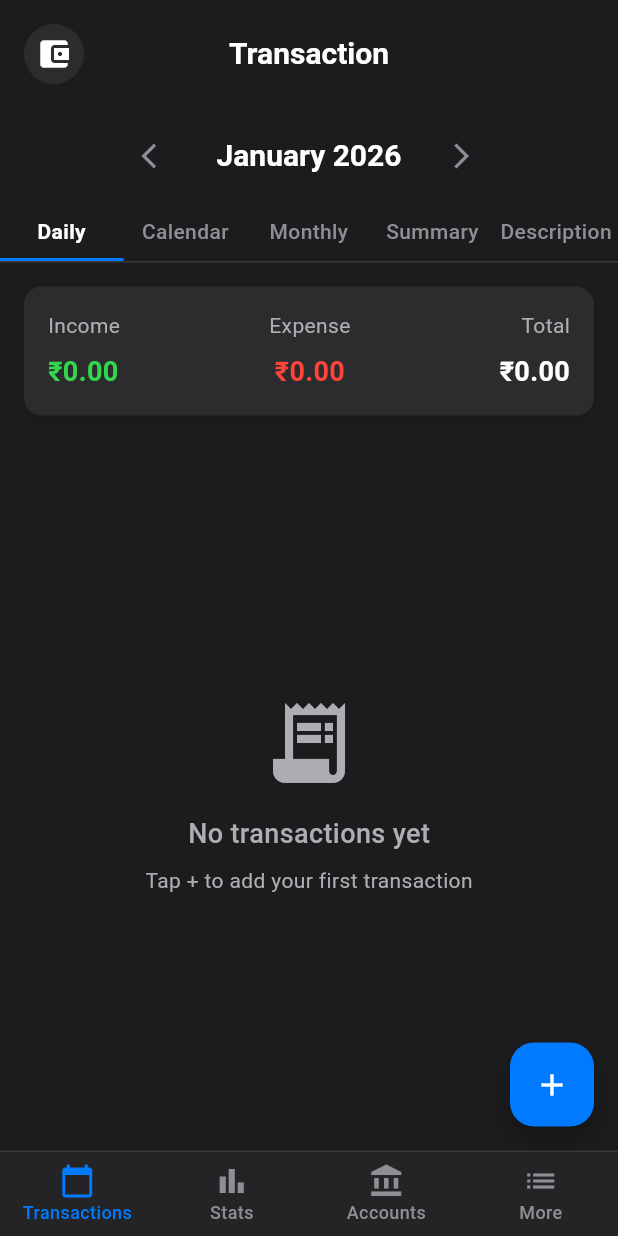
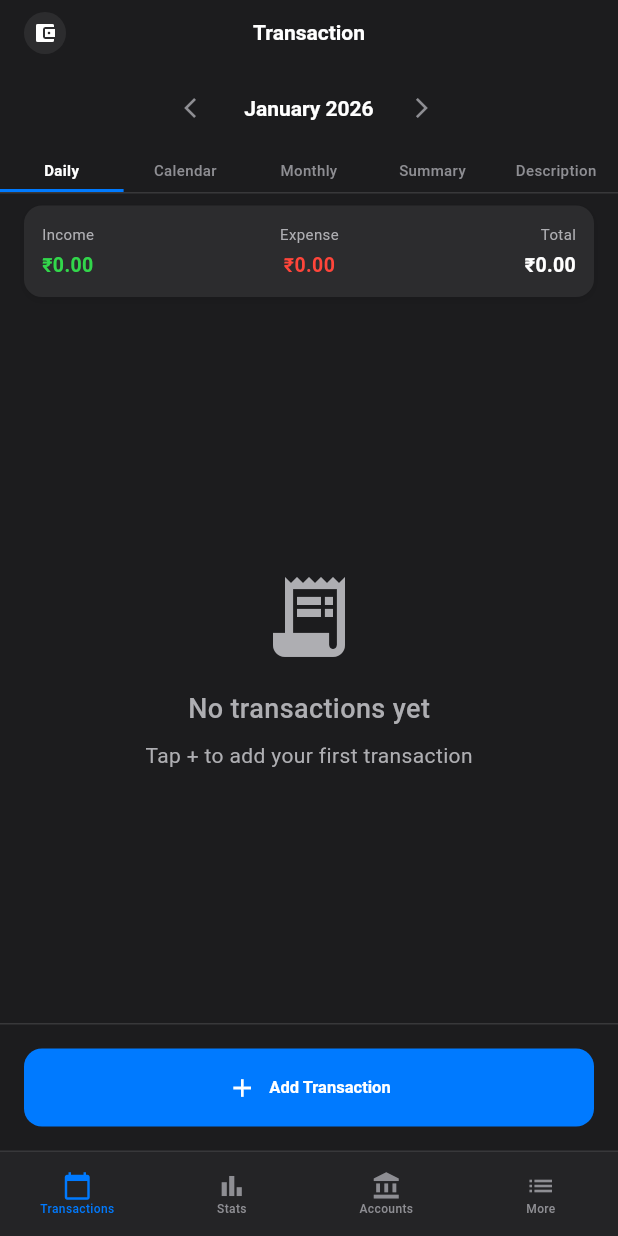
Before and after one commit to bmanojprabhakar/expense-nest, a Flutter app: the screen it shows after launch, on a phone screen of 412 x 824 dp. Run offline on Flutter 3.47's test engine with Material 3 defaults, Android fonts, the phone set to English and light mode, and no system bars; our stand-ins replace fl_chart, flutter_riverpod, local_auth, share_plus, sqflite; accounts and stored records are empty; Roboto replaces fonts that are missing (SplineSans).

Commit message:
UI refinement and app icon update
- Adjusted font and icon sizes across the app for better visual balance
- Updated app launcher icons for Android and iOS
- Refined iOS project settings and dependencies
- Cleaned up pubspec.yaml and removed shared_preferences

```diff
--- a/lib/ui/screens/accounts_screen.dart
+++ b/lib/ui/screens/accounts_screen.dart
@@ -110,7 +110,7 @@ class AccountsScreen extends ConsumerWidget {
           Text(
             'Accounts',
             style: Theme.of(context).textTheme.titleLarge?.copyWith(
-              fontSize: 20,
+              fontSize: 14,
               fontWeight: FontWeight.w600,
             ),
           ),
--- a/lib/ui/screens/main_screen.dart
+++ b/lib/ui/screens/main_screen.dart
@@ -46,23 +46,23 @@ class MainScreen extends ConsumerWidget {
           },
           items: const [
             BottomNavigationBarItem(
-              icon: Icon(Icons.calendar_today, size: 24),
-              activeIcon: Icon(Icons.calendar_today, size: 24),
+              icon: Icon(Icons.calendar_today, size: 20),
+              activeIcon: Icon(Icons.calendar_today, size: 20),
               label: 'Transactions',
             ),
             BottomNavigationBarItem(
-              icon: Icon(Icons.bar_chart, size: 24),
-              activeIcon: Icon(Icons.bar_chart, size: 24),
+              icon: Icon(Icons.bar_chart, size: 20),
+              activeIcon: Icon(Icons.bar_chart, size: 20),
               label: 'Stats',
             ),
             BottomNavigationBarItem(
-              icon: Icon(Icons.account_balance, size: 24),
-              activeIcon: Icon(Icons.account_balance, size: 24),
+              icon: Icon(Icons.account_balance, size: 20),
+              activeIcon: Icon(Icons.account_balance, size: 20),
               label: 'Accounts',
             ),
             BottomNavigationBarItem(
-              icon: Icon(Icons.list, size: 24),
-              activeIcon: Icon(Icons.list, size: 24),
+              icon: Icon(Icons.list, size: 20),
+              activeIcon: Icon(Icons.list, size: 20),
               label: 'More',
             ),
           ],
--- a/lib/ui/screens/transactions_screen.dart
+++ b/lib/ui/screens/transactions_screen.dart
@@ -22,7 +22,9 @@ class TransactionsScreen extends ConsumerWidget {
 
     return Scaffold(
       backgroundColor: AppTheme.primaryBackground,
-      body: SafeArea(
+      body: Stack(
+        children: [
+          SafeArea(
             child: Column(
               children: [
                 // Header with account icon and title
@@ -46,30 +48,25 @@ class TransactionsScreen extends ConsumerWidget {
 
                 // Content area (Calendar or List view based on selected tab)
                 Expanded(
+                  child: Padding(
+                    padding: const EdgeInsets.only(bottom: 80), // Space for fixed button
                     child: selectedTab == 'Calendar'
                         ? _buildCalendarView()
                         : _buildListView(summaryAsync, transactionsAsync),
                   ),
+                ),
               ],
             ),
           ),
-      // Floating Action Button for adding transactions
-      floatingActionButton: FloatingActionButton(
-        onPressed: () {
-          Navigator.of(context).push(
-            MaterialPageRoute(
-              builder: (context) => const AddTransactionScreen(),
+
+          // Fixed Add Transaction button at bottom
+          Positioned(
+            left: 0,
+            right: 0,
+            bottom: 0,
+            child: _buildAddTransactionButton(context, ref),
           ),
-          ).then((result) {
-            // Refresh data if transaction was saved successfully
-            if (result == true) {
-              ref.invalidate(monthlyTransactionsProvider);
-              ref.invalidate(monthlySummaryProvider);
-            }
-          });
-        },
-        backgroundColor: AppTheme.activeTabColor,
-        child: const Icon(Icons.add, color: AppTheme.textPrimary),
+        ],
       ),
     );
   }
@@ -240,14 +237,14 @@ class TransactionsScreen extends ConsumerWidget {
 
   Widget _buildHeader(BuildContext context) {
     return Padding(
-      padding: const EdgeInsets.all(16.0),
+      padding: const EdgeInsets.symmetric(horizontal: 16.0, vertical: 8.0),
       child: Row(
         mainAxisAlignment: MainAxisAlignment.spaceBetween,
         children: [
           // Account/Wallet icon
           Container(
-            width: 40,
-            height: 40,
+            width: 28,
+            height: 28,
             decoration: const BoxDecoration(
               color: AppTheme.cardBackground,
               shape: BoxShape.circle,
@@ -255,7 +252,7 @@ class TransactionsScreen extends ConsumerWidget {
             child: const Icon(
               Icons.account_balance_wallet,
               color: AppTheme.textPrimary,
-              size: 24,
+              size: 16,
             ),
           ),
 
@@ -266,9 +263,65 @@ class TransactionsScreen extends ConsumerWidget {
           ),
 
           // Spacer for symmetry
-          const SizedBox(width: 40),
+          const SizedBox(width: 28),
         ],
       ),
     );
   }
+
+  Widget _buildAddTransactionButton(BuildContext context, WidgetRef ref) {
+    return Container(
+      decoration: const BoxDecoration(
+        color: AppTheme.primaryBackground,
+        border: Border(
+          top: BorderSide(color: AppTheme.dividerColor, width: 1),
+        ),
+      ),
+      child: SafeArea(
+        child: Padding(
+          padding: const EdgeInsets.all(16),
+          child: SizedBox(
+            width: double.infinity,
+            child: ElevatedButton(
+              onPressed: () {
+                Navigator.of(context).push(
+                  MaterialPageRoute(
+                    builder: (context) => const AddTransactionScreen(),
+                  ),
+                ).then((result) {
+                  // Refresh data if transaction was saved successfully
+                  if (result == true) {
+                    ref.invalidate(monthlyTransactionsProvider);
+                    ref.invalidate(monthlySummaryProvider);
                   }
+                });
+              },
+              style: ElevatedButton.styleFrom(
+                backgroundColor: AppTheme.activeTabColor,
+                padding: const EdgeInsets.symmetric(vertical: 16),
+                shape: RoundedRectangleBorder(
+                  borderRadius: AppTheme.buttonBorderRadius,
+                ),
+              ),
+              child: const Row(
+                mainAxisAlignment: MainAxisAlignment.center,
+                children: [
+                  Icon(Icons.add, color: AppTheme.textPrimary, size: 20),
+                  SizedBox(width: 8),
+                  Text(
+                    'Add Transaction',
+                    style: TextStyle(
+                      color: AppTheme.textPrimary,
+                      fontSize: 11,
+                      fontWeight: FontWeight.w600,
+                    ),
+                  ),
+                ],
+              ),
+            ),
+          ),
+        ),
+      ),
+    );
+  }
+}
--- a/lib/ui/theme/app_theme.dart
+++ b/lib/ui/theme/app_theme.dart
@@ -44,7 +44,7 @@ class AppTheme {
         centerTitle: true,
         titleTextStyle: TextStyle(
           color: textPrimary,
-          fontSize: 20,
+          fontSize: 14,
           fontWeight: FontWeight.bold,
           fontFamily: 'SplineSans',
         ),
@@ -58,12 +58,12 @@ class AppTheme {
         type: BottomNavigationBarType.fixed,
         elevation: 0,
         selectedLabelStyle: TextStyle(
-          fontSize: 12,
+          fontSize: 8,
           fontWeight: FontWeight.w500,
           fontFamily: 'SplineSans',
         ),
         unselectedLabelStyle: TextStyle(
-          fontSize: 12,
+          fontSize: 8,
           fontWeight: FontWeight.w500,
           fontFamily: 'SplineSans',
         ),
@@ -83,73 +83,73 @@ class AppTheme {
       textTheme: const TextTheme(
         headlineLarge: TextStyle(
           color: textPrimary,
-          fontSize: 32,
+          fontSize: 22,
           fontWeight: FontWeight.bold,
           fontFamily: 'SplineSans',
         ),
         headlineMedium: TextStyle(
           color: textPrimary,
-          fontSize: 24,
+          fontSize: 17,
           fontWeight: FontWeight.bold,
           fontFamily: 'SplineSans',
         ),
         headlineSmall: TextStyle(
           color: textPrimary,
-          fontSize: 20,
+          fontSize: 14,
           fontWeight: FontWeight.bold,
           fontFamily: 'SplineSans',
         ),
         titleLarge: TextStyle(
           color: textPrimary,
-          fontSize: 18,
+          fontSize: 13,
           fontWeight: FontWeight.w600,
           fontFamily: 'SplineSans',
         ),
         titleMedium: TextStyle(
           color: textPrimary,
-          fontSize: 16,
+          fontSize: 11,
           fontWeight: FontWeight.w500,
           fontFamily: 'SplineSans',
         ),
         titleSmall: TextStyle(
           color: textSecondary,
-          fontSize: 14,
+          fontSize: 10,
           fontWeight: FontWeight.w500,
           fontFamily: 'SplineSans',
         ),
         bodyLarge: TextStyle(
           color: textPrimary,
-          fontSize: 16,
+          fontSize: 11,
           fontWeight: FontWeight.normal,
           fontFamily: 'SplineSans',
         ),
         bodyMedium: TextStyle(
           color: textPrimary,
-          fontSize: 14,
+          fontSize: 10,
           fontWeight: FontWeight.normal,
           fontFamily: 'SplineSans',
         ),
         bodySmall: TextStyle(
           color: textSecondary,
-          fontSize: 12,
+          fontSize: 8,
           fontWeight: FontWeight.normal,
           fontFamily: 'SplineSans',
         ),
         labelLarge: TextStyle(
           color: textPrimary,
-          fontSize: 14,
+          fontSize: 10,
           fontWeight: FontWeight.w500,
           fontFamily: 'SplineSans',
         ),
         labelMedium: TextStyle(
           color: textSecondary,
-          fontSize: 12,
+          fontSize: 8,
           fontWeight: FontWeight.w500,
           fontFamily: 'SplineSans',
         ),
         labelSmall: TextStyle(
           color: textTertiary,
-          fontSize: 11,
+          fontSize: 8,
           fontWeight: FontWeight.w500,
           fontFamily: 'SplineSans',
         ),
@@ -185,7 +185,7 @@ class AppTheme {
             borderRadius: BorderRadius.circular(12),
           ),
           textStyle: const TextStyle(
-            fontSize: 16,
+            fontSize: 11,
             fontWeight: FontWeight.w600,
             fontFamily: 'SplineSans',
           ),
@@ -200,12 +200,12 @@ class AppTheme {
           borderSide: BorderSide(color: activeTabColor, width: 2),
         ),
         labelStyle: TextStyle(
-          fontSize: 14,
+          fontSize: 10,
           fontWeight: FontWeight.w600,
           fontFamily: 'SplineSans',
         ),
         unselectedLabelStyle: TextStyle(
-          fontSize: 14,
+          fontSize: 10,
           fontWeight: FontWeight.w500,
           fontFamily: 'SplineSans',
         ),
--- a/lib/ui/widgets/daily_transaction_group.dart
+++ b/lib/ui/widgets/daily_transaction_group.dart
@@ -39,7 +39,7 @@ class DailyTransactionGroup extends StatelessWidget {
                     date.day.toString(),
                     style: const TextStyle(
                       color: AppTheme.textPrimary,
-                      fontSize: 18,
+                      fontSize: 13,
                       fontWeight: FontWeight.bold,
                     ),
                   ),
@@ -48,7 +48,7 @@ class DailyTransactionGroup extends StatelessWidget {
                     dayName,
                     style: const TextStyle(
                       color: AppTheme.textSecondary,
-                      fontSize: 14,
+                      fontSize: 10,
                     ),
                   ),
                 ],
@@ -228,7 +228,7 @@ class _TransactionCard extends ConsumerWidget {
                       transaction.account?.name ?? 'Unknown Account',
                       style: const TextStyle(
                         color: AppTheme.textSecondary,
-                        fontSize: 14,
+                        fontSize: 10,
                       ),
                     ),
                   ],
--- a/lib/ui/widgets/month_navigation.dart
+++ b/lib/ui/widgets/month_navigation.dart
@@ -16,7 +16,7 @@ class MonthNavigation extends StatelessWidget {
   @override
   Widget build(BuildContext context) {
     return Padding(
-      padding: const EdgeInsets.symmetric(horizontal: 16, vertical: 8),
+      padding: const EdgeInsets.symmetric(horizontal: 16, vertical: 4),
       child: Row(
         mainAxisAlignment: MainAxisAlignment.center,
         children: [
@@ -30,27 +30,32 @@ class MonthNavigation extends StatelessWidget {
               );
               onMonthChanged(previousMonth);
             },
+            padding: const EdgeInsets.all(8),
+            constraints: const BoxConstraints(
+              minWidth: 32,
+              minHeight: 32,
+            ),
             icon: const Icon(
               Icons.arrow_back_ios,
               color: AppTheme.textTertiary,
-              size: 20,
+              size: 16,
             ),
           ),
 
-          AppTheme.horizontalSpaceMedium,
+          AppTheme.horizontalSpaceSmall,
 
           // Month and year display
           Text(
             DateFormat('MMMM yyyy').format(selectedMonth),
             style: const TextStyle(
               color: AppTheme.textPrimary,
-              fontSize: 20,
+              fontSize: 14,
               fontWeight: FontWeight.bold,
               letterSpacing: -0.015,
             ),
           ),
 
-          AppTheme.horizontalSpaceMedium,
+          AppTheme.horizontalSpaceSmall,
 
           // Next month button
           IconButton(
@@ -62,10 +67,15 @@ class MonthNavigation extends StatelessWidget {
               );
               onMonthChanged(nextMonth);
             },
+            padding: const EdgeInsets.all(8),
+            constraints: const BoxConstraints(
+              minWidth: 32,
+              minHeight: 32,
+            ),
             icon: const Icon(
               Icons.arrow_forward_ios,
               color: AppTheme.textTertiary,
-              size: 20,
+              size: 16,
             ),
           ),
         ],
--- a/lib/ui/widgets/summary_card.dart
+++ b/lib/ui/widgets/summary_card.dart
@@ -19,8 +19,8 @@ class SummaryCard extends StatelessWidget {
   @override
   Widget build(BuildContext context) {
     return Container(
-      margin: const EdgeInsets.all(16),
-      padding: const EdgeInsets.all(12),
+      margin: const EdgeInsets.symmetric(horizontal: 16, vertical: 8),
+      padding: const EdgeInsets.all(8),
       decoration: BoxDecoration(
         color: AppTheme.cardBackground,
         borderRadius: BorderRadius.circular(12),
@@ -85,15 +85,15 @@ class SummaryCard extends StatelessWidget {
           label,
           style: const TextStyle(
             color: AppTheme.textSecondary,
-            fontSize: 14,
+            fontSize: 10,
           ),
         ),
-        AppTheme.verticalSpaceSmall,
+        const SizedBox(height: 4),
         Text(
           AppTheme.formatCurrency(amount, showSign: false),
           style: TextStyle(
             color: color,
-            fontSize: 18,
+            fontSize: 13,
             fontWeight: FontWeight.w600,
           ),
         ),
--- a/lib/ui/widgets/tab_bar_widget.dart
+++ b/lib/ui/widgets/tab_bar_widget.dart
@@ -41,7 +41,7 @@ class TabBarWidget extends StatelessWidget {
             child: InkWell(
               onTap: () => onTabChanged(tab),
               child: Container(
-                padding: const EdgeInsets.symmetric(vertical: 8),
+                padding: const EdgeInsets.symmetric(vertical: 6),
                 decoration: BoxDecoration(
                   border: Border(
                     bottom: BorderSide(
@@ -55,7 +55,7 @@ class TabBarWidget extends StatelessWidget {
                   textAlign: TextAlign.center,
                   style: TextStyle(
                     color: isSelected ? AppTheme.textPrimary : AppTheme.textTertiary,
-                    fontSize: 14,
+                    fontSize: 10,
                     fontWeight: isSelected ? FontWeight.w600 : FontWeight.w500,
                   ),
                 ),
--- a/pubspec.yaml
+++ b/pubspec.yaml
@@ -21,12 +21,6 @@ version: 1.0.0+1
 environment:
   sdk: ^3.9.0
 
-# Dependencies specify other packages that your package needs in order to work.
-# To automatically upgrade your package dependencies to the latest versions
-# consider running `flutter pub upgrade --major-versions`. Alternatively,
-# dependencies can be manually updated by changing the version numbers below to
-# the latest version available on pub.dev. To see which dependencies have newer
-# versions available, run `flutter pub outdated`.
 dependencies:
   flutter:
     sdk: flutter
```
Also changed, not shown: lib/ui/screens/add_transaction_screen.dart (+116 -79 lines), lib/ui/screens/edit_transaction_screen.dart (+13 -12 lines), lib/ui/screens/passcode_setup_screen.dart (+25 -13 lines), 30 other files. Lines whose indentation alone changed are shown as unchanged.
